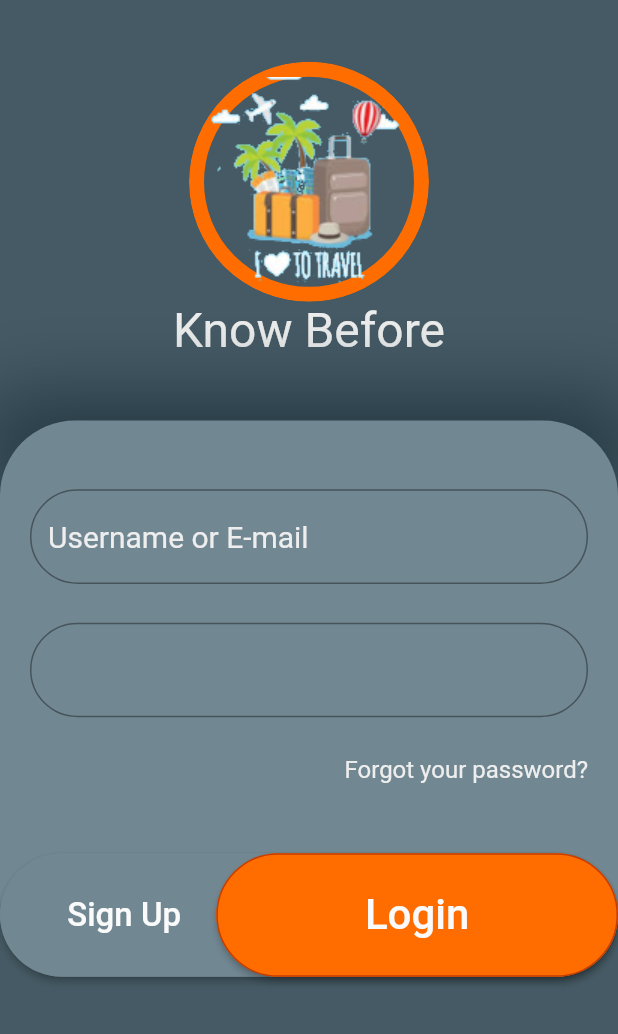
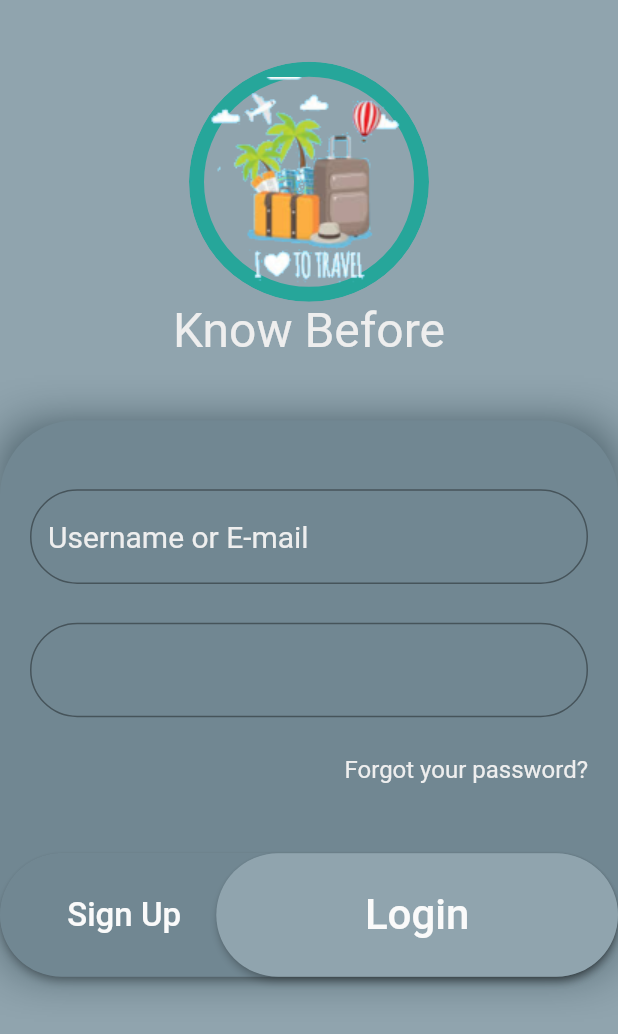
Before and after one commit to soaresmessiasg130/knowbefore, a Flutter app: the screen it shows after launch, on a phone screen of 412 x 824 dp. Shown: the top 1034 px of the screen. Run offline on Flutter 3.47's test engine with Material 2 defaults, Android fonts, the phone set to English and light mode, and no system bars.

Commit message:
Ajustando cores

```diff
--- a/lib/layout/color.dart
+++ b/lib/layout/color.dart
@@ -6,8 +6,8 @@ import 'package:flutter/material.dart';
 
 class AppColors{
 
-  Color primary([double opacity = 1]) => Colors.blueGrey[700].withOpacity(opacity);
-  Color secondary([double opacity = 1]) => Colors.orangeAccent[700].withOpacity(opacity);
+  Color primary([double opacity = 1]) => Colors.blueGrey[300].withOpacity(opacity);
+  Color secondary([double opacity = 1]) => Colors.teal[400].withOpacity(opacity);
 
   Color primaryLight([double opacity = 1]) => Color(0xff718792).withOpacity(opacity);
   Color secondaryLight([double opacity = 1]) => Color(0xffff9e40).withOpacity(opacity);
--- a/lib/views/login.dart
+++ b/lib/views/login.dart
@@ -52,15 +52,15 @@ class LoginPage extends StatelessWidget {
                 left: 0,
                 right: 0,
                 child: Container(
-                  height: 40,
+                  height: MediaQuery.of(context).size.height*.45,
                   decoration: BoxDecoration(
                     color: Colors.transparent,
                     boxShadow: [
                       BoxShadow(
                         color: appColors.primaryDark(1),
                         offset: const Offset(0, 0),
-                        spreadRadius: 10,
-                        blurRadius: 50
+                        spreadRadius: -10,
+                        blurRadius: 30
                       ),
                     ],
                   ),
@@ -180,11 +180,8 @@ class LoginPage extends StatelessWidget {
                                   ),
                                 ),
                                 onPressed: (){},
-                                color: appColors.secondary(1),
+                                color: appColors.primary(1),
                                 shape: RoundedRectangleBorder(
-                                  side: BorderSide(
-                                    color: appColors.secondaryDark(1),
-                                  ),
                                   borderRadius: BorderRadius.all(
                                       Radius.circular(50)
                                   ),
```
